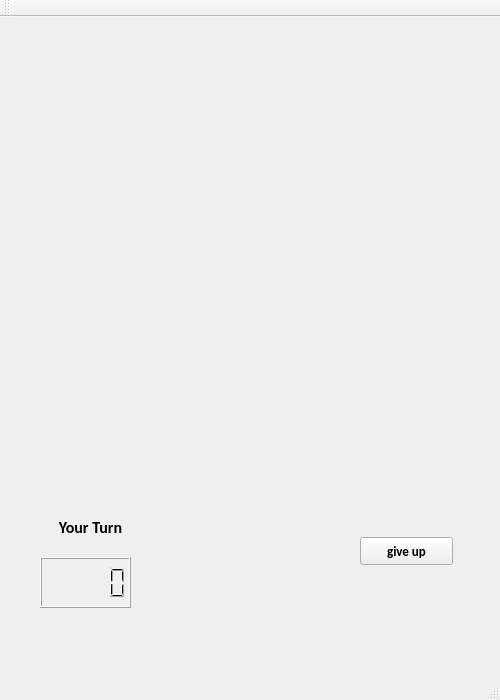
Above: ChessServer/chessserver.ui from HaoyunHong/International_chess before the change. Below: the same form after it.
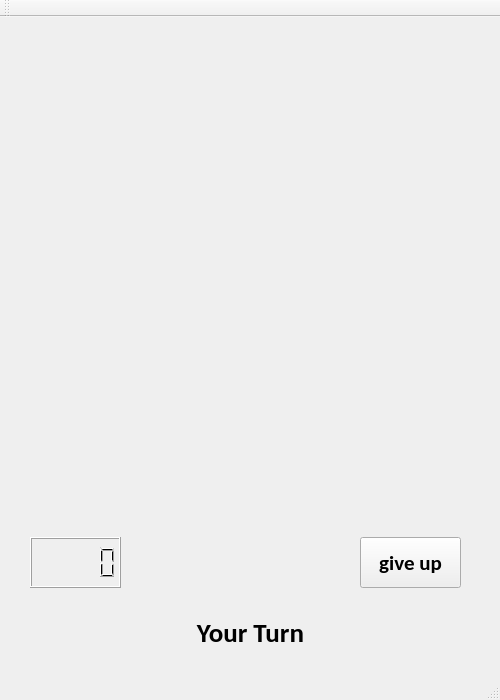
That is the form after the change. Icons and pictures are not drawn.

What changed in the file:
```diff
--- a/ChessServer/chessserver.ui
+++ b/ChessServer/chessserver.ui
@@ -14,37 +14,6 @@
    <string>ChessServer</string>
   </property>
   <widget class="QWidget" name="centralWidget">
-   <widget class="QPushButton" name="giveUpButton">
-    <property name="geometry">
-     <rect>
-      <x>360</x>
-      <y>520</y>
-      <width>93</width>
-      <height>28</height>
-     </rect>
-    </property>
-    <property name="font">
-     <font>
-      <family>Calibri</family>
-      <pointsize>10</pointsize>
-      <weight>75</weight>
-      <bold>true</bold>
-     </font>
-    </property>
-    <property name="text">
-     <string>give up</string>
-    </property>
-   </widget>
-   <widget class="QLCDNumber" name="lcdNumber">
-    <property name="geometry">
-     <rect>
-      <x>40</x>
-      <y>540</y>
-      <width>91</width>
-      <height>51</height>
-     </rect>
-    </property>
-   </widget>
    <widget class="QLabel" name="label_2">
     <property name="geometry">
      <rect>
@@ -58,25 +27,46 @@
      <string/>
     </property>
     <property name="pixmap">
-     <pixmap resource="../ChessClient/img.qrc">:/img/img/whiteKing.png</pixmap>
+     <pixmap resource="img.qrc">:/img/img/whiteKing.png</pixmap>
     </property>
     <property name="scaledContents">
      <bool>true</bool>
     </property>
    </widget>
-   <widget class="QLabel" name="yourTurnlabel">
+   <widget class="QPushButton" name="giveUpButton">
     <property name="geometry">
      <rect>
-      <x>40</x>
-      <y>490</y>
+      <x>360</x>
+      <y>520</y>
       <width>101</width>
-      <height>41</height>
+      <height>51</height>
      </rect>
     </property>
     <property name="font">
      <font>
       <family>Calibri</family>
-      <pointsize>12</pointsize>
+      <pointsize>16</pointsize>
+      <weight>75</weight>
+      <bold>true</bold>
+     </font>
+    </property>
+    <property name="text">
+     <string>give up</string>
+    </property>
+   </widget>
+   <widget class="QLabel" name="yourTurnlabel">
+    <property name="geometry">
+     <rect>
+      <x>170</x>
+      <y>580</y>
+      <width>161</width>
+      <height>71</height>
+     </rect>
+    </property>
+    <property name="font">
+     <font>
+      <family>Calibri</family>
+      <pointsize>20</pointsize>
       <weight>75</weight>
       <bold>true</bold>
      </font>
@@ -91,6 +81,16 @@
      <set>Qt::AlignCenter</set>
     </property>
    </widget>
+   <widget class="QLCDNumber" name="lcdNumber">
+    <property name="geometry">
+     <rect>
+      <x>30</x>
+      <y>520</y>
+      <width>91</width>
+      <height>51</height>
+     </rect>
+    </property>
+   </widget>
   </widget>
   <widget class="QMenuBar" name="menuBar">
    <property name="geometry">
```
Left out of the diff: 4 changed lines with no effect on the pictures.
